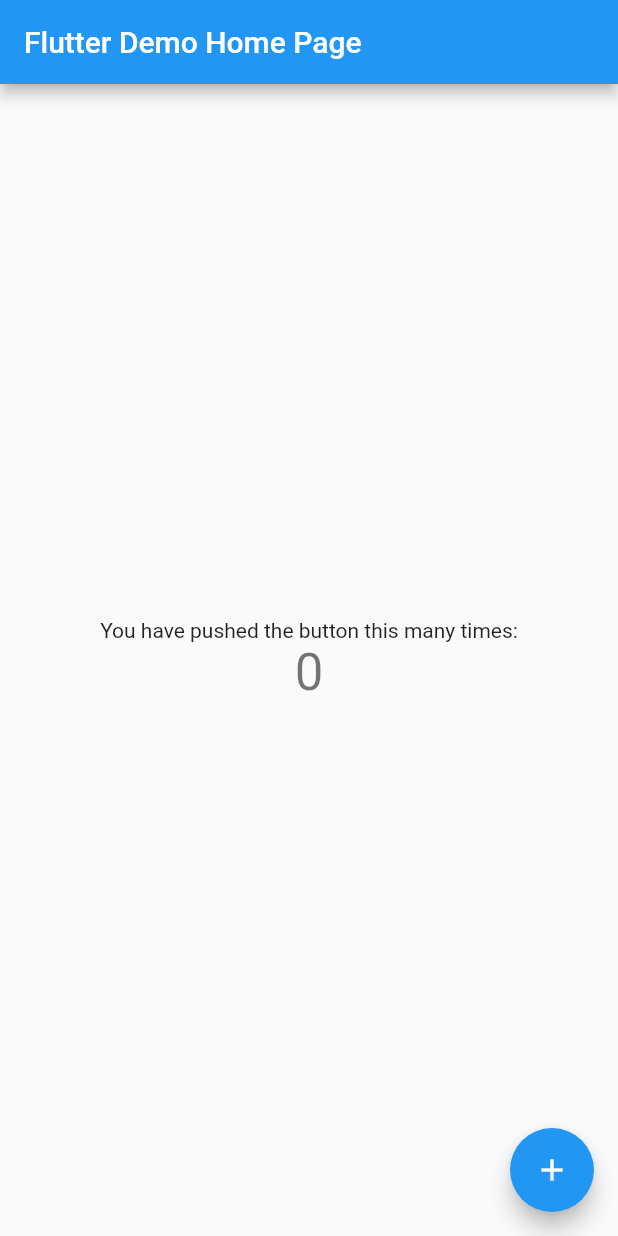
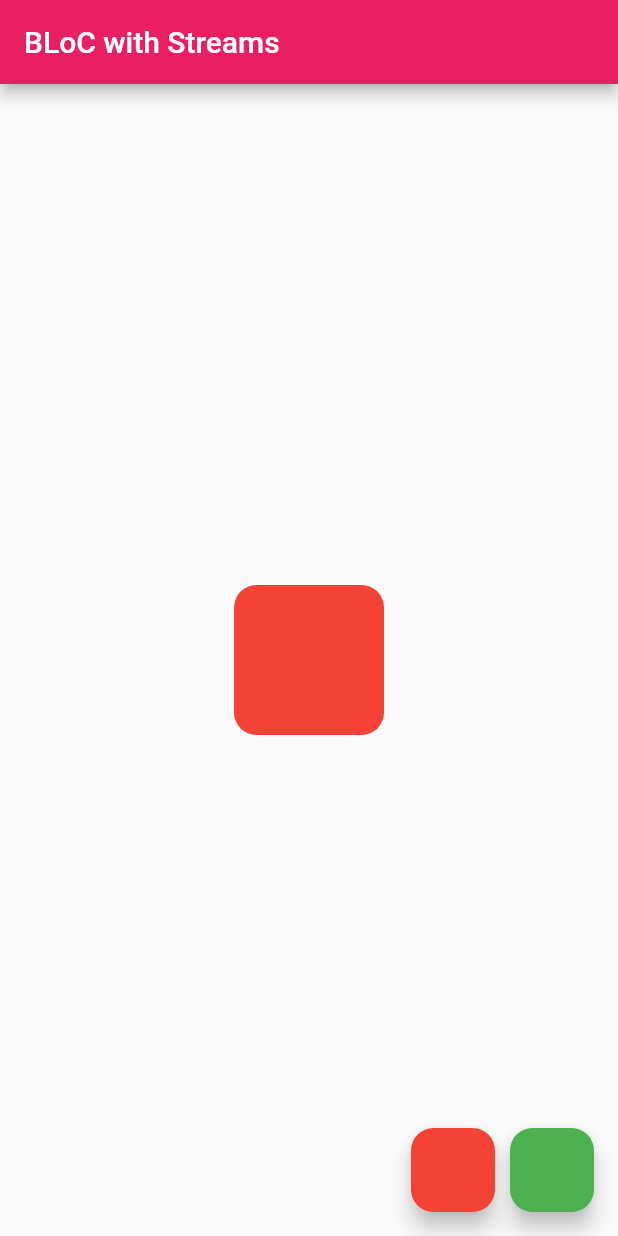
Before and after one commit to e-razboinikov/bloc_testing, a Flutter app: the screen it shows after launch, on a phone screen of 412 x 824 dp. Run offline on Flutter 3.47's test engine with Material 2 defaults, Android fonts, the phone set to English and light mode, and no system bars.

Commit message:
Finished UI.

```diff
--- a/lib/main.dart
+++ b/lib/main.dart
@@ -1,4 +1,6 @@
 import 'package:flutter/material.dart';
+
+import './my_home_page.dart';
 
 void main() {
   runApp(const MyApp());
@@ -10,58 +12,11 @@ class MyApp extends StatelessWidget {
   @override
   Widget build(BuildContext context) {
     return MaterialApp(
-      title: 'Flutter Demo',
+      title: 'Flutter BLoC',
       theme: ThemeData(
-        primarySwatch: Colors.blue,
+        primarySwatch: Colors.pink,
       ),
-      home: const MyHomePage(title: 'Flutter Demo Home Page'),
+      home: const MyHomePage(),
     );
   }
 }
-
-class MyHomePage extends StatefulWidget {
-  const MyHomePage({Key? key, required this.title}) : super(key: key);
-
-  final String title;
-
-  @override
-  State<MyHomePage> createState() => _MyHomePageState();
-}
-
-class _MyHomePageState extends State<MyHomePage> {
-  int _counter = 0;
-
-  void _incrementCounter() {
-    setState(() {
-      _counter++;
-    });
-  }
-
-  @override
-  Widget build(BuildContext context) {
-    return Scaffold(
-      appBar: AppBar(
-        title: Text(widget.title),
-      ),
-      body: Center(
-        child: Column(
-          mainAxisAlignment: MainAxisAlignment.center,
-          children: <Widget>[
-            const Text(
-              'You have pushed the button this many times:',
-            ),
-            Text(
-              '$_counter',
-              style: Theme.of(context).textTheme.headline4,
-            ),
-          ],
-        ),
-      ),
-      floatingActionButton: FloatingActionButton(
-        onPressed: _incrementCounter,
-        tooltip: 'Increment',
-        child: const Icon(Icons.add),
-      ),
-    );
-  }
-}
--- /dev/null
+++ b/lib/my_home_page.dart
@@ -0,0 +1,52 @@
+import 'package:flutter/material.dart';
+
+class MyHomePage extends StatefulWidget {
+  const MyHomePage({Key? key}) : super(key: key);
+
+  @override
+  State<MyHomePage> createState() => _MyHomePageState();
+}
+
+class _MyHomePageState extends State<MyHomePage> {
+  @override
+  Widget build(BuildContext context) {
+    return Scaffold(
+      appBar: AppBar(
+        title: const Text('BLoC with Streams'),
+      ),
+      body: Center(
+        child: AnimatedContainer(
+          decoration: BoxDecoration(
+            borderRadius: BorderRadius.circular(15.0),
+            color: Colors.red,
+          ),
+          duration: const Duration(milliseconds: 500),
+          width: 100.0,
+          height: 100.0,
+        ),
+      ),
+      floatingActionButton: Row(
+        mainAxisAlignment: MainAxisAlignment.end,
+        children: [
+          FloatingActionButton(
+            shape: RoundedRectangleBorder(
+              borderRadius: BorderRadius.circular(15.0),
+            ),
+            onPressed: () {},
+            backgroundColor: Colors.red,
+          ),
+          const SizedBox(
+            width: 10.0,
+          ),
+          FloatingActionButton(
+            shape: RoundedRectangleBorder(
+              borderRadius: BorderRadius.circular(15.0),
+            ),
+            onPressed: () {},
+            backgroundColor: Colors.green,
+          ),
+        ],
+      ),
+    );
+  }
+}
```
